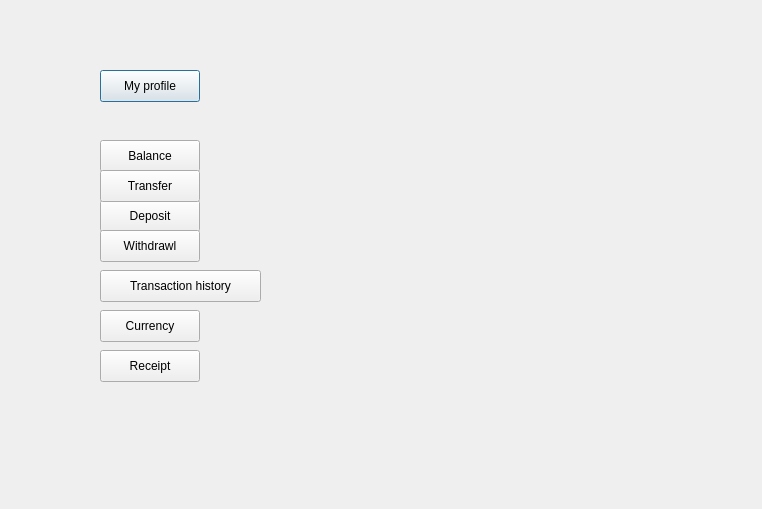
25kmo-project/group_15, file bank-automat/menu.ui: the form before one commit.
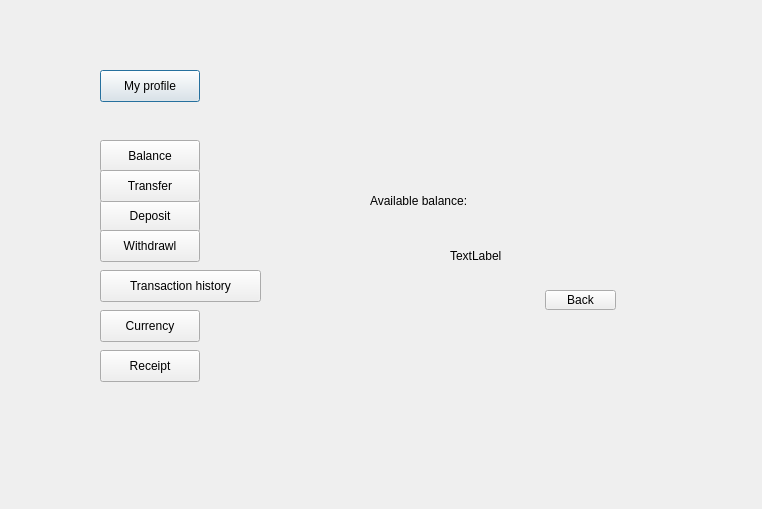
The form after the commit.

Commit message: balance display

The edit to the form file:
```diff
--- a/bank-automat/menu.ui
+++ b/bank-automat/menu.ui
@@ -118,6 +118,61 @@
     <string>Transfer</string>
    </property>
   </widget>
+  <widget class="QStackedWidget" name="stackedWidget">
+   <property name="geometry">
+    <rect>
+     <x>300</x>
+     <y>150</y>
+     <width>351</width>
+     <height>211</height>
+    </rect>
+   </property>
+   <property name="currentIndex">
+    <number>1</number>
+   </property>
+   <widget class="QWidget" name="pageMain"/>
+   <widget class="QWidget" name="pageBalance">
+    <widget class="QLabel" name="labelBalance1">
+     <property name="geometry">
+      <rect>
+       <x>70</x>
+       <y>30</y>
+       <width>211</width>
+       <height>41</height>
+      </rect>
+     </property>
+     <property name="text">
+      <string>Available balance:</string>
+     </property>
+    </widget>
+    <widget class="QLabel" name="labelBalance2">
+     <property name="geometry">
+      <rect>
+       <x>150</x>
+       <y>90</y>
+       <width>81</width>
+       <height>31</height>
+      </rect>
+     </property>
+     <property name="text">
+      <string>TextLabel</string>
+     </property>
+    </widget>
+    <widget class="QPushButton" name="backButton">
+     <property name="geometry">
+      <rect>
+       <x>245</x>
+       <y>140</y>
+       <width>71</width>
+       <height>20</height>
+      </rect>
+     </property>
+     <property name="text">
+      <string>Back</string>
+     </property>
+    </widget>
+   </widget>
+  </widget>
  </widget>
  <resources/>
  <connections/>
```
Left out of the diff: 3 changed lines with no effect on the pictures. The commit also changes 1 other file.
